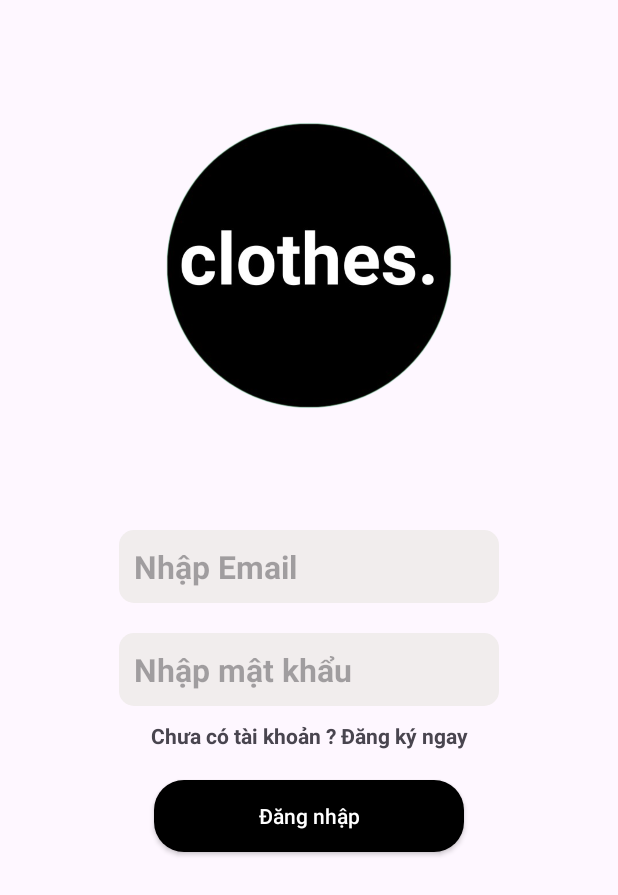
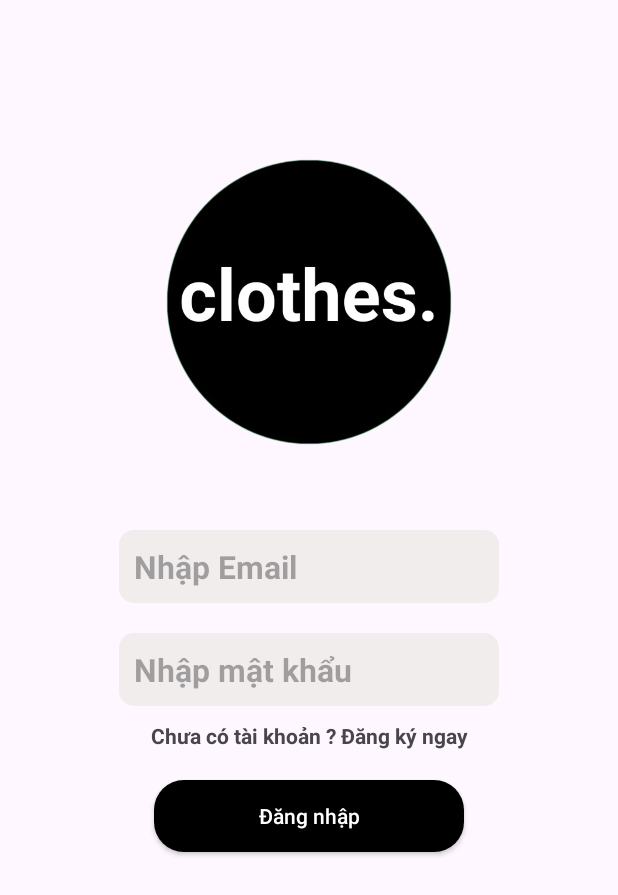
Before and after one commit to thanhhuydoan2002/Clothes_Store, an Android app: the screen it shows after launch (MainActivity), on a phone screen of 412 x 824 dp. Shown: the top 895 px of the screen. Run offline under Robolectric (Android 15) with nearby library versions, the phone set to English and light mode, and no system bars; our stand-ins replace Firebase (no records; nobody signed in at launch, a user with empty details on screens opened directly), navigation-ui.

Commit message:
UI edited

```diff
--- a/app/src/main/java/com/example/tools_store_app/rvadapters/CartAdapter.kt
+++ b/app/src/main/java/com/example/tools_store_app/rvadapters/CartAdapter.kt
@@ -43,7 +43,7 @@ class CartAdapter(
 
 
         holder.binding.tvCartProductName.text = currentItem.name
-        holder.binding.tvCartProductPrice.text = "${currentItem.price}VND"
+        holder.binding.tvCartProductPrice.text = "${currentItem.price} VND"
         holder.binding.tvCartItemCount.text = currentItem.quantity.toString()
         holder.binding.tvCartProductSize.text = currentItem.size
 
--- a/app/src/main/res/layout/cart_fragment.xml
+++ b/app/src/main/res/layout/cart_fragment.xml
@@ -93,6 +93,7 @@
                 />
 
             <TextView
+                android:id="@+id/tvShippingPrice"
                 android:layout_width="wrap_content"
                 android:layout_height="wrap_content"
                 android:text="VND"
--- a/app/src/main/res/layout/login_fragment.xml
+++ b/app/src/main/res/layout/login_fragment.xml
@@ -7,14 +7,14 @@
 
 
     <ImageView
-        android:id="@+id/logo"
+        android:id="@+id/logoL"
         android:layout_width="wrap_content"
         android:layout_height="wrap_content"
         android:scaleType="fitCenter"
         android:src="@drawable/logo"
         android:padding="110dp"
         app:layout_constraintTop_toTopOf="parent"
-        app:layout_constraintBottom_toTopOf="@id/etEmailLogin"
+        app:layout_constraintBottom_toBottomOf="@id/etEmailLogin"
         app:layout_constraintEnd_toEndOf="@id/guideline4"
         app:layout_constraintStart_toStartOf="@id/guideline3" />
 
--- a/app/src/main/res/layout/main_display_item.xml
+++ b/app/src/main/res/layout/main_display_item.xml
@@ -34,6 +34,7 @@
         android:layout_width="wrap_content"
         android:layout_height="wrap_content"
         android:text="Tên sản phẩm"
+        android:textSize="16sp"
         app:layout_constraintStart_toStartOf="@id/ivTeeDisplayItem"
         app:layout_constraintTop_toBottomOf="@id/ivTeeDisplayItem"
         />
@@ -44,6 +45,7 @@
         style="@style/TextAppearance.MaterialComponents.Subtitle2"
         android:layout_width="wrap_content"
         android:layout_height="wrap_content"
+        android:textStyle="bold"
         app:layout_constraintStart_toStartOf="@id/tvNameTeeDisplayItem"
         app:layout_constraintTop_toBottomOf="@id/tvNameTeeDisplayItem"
         android:text="10000" />
--- a/app/src/main/res/layout/register_fragment.xml
+++ b/app/src/main/res/layout/register_fragment.xml
@@ -7,14 +7,14 @@
     android:layout_height="match_parent">
 
     <ImageView
-        android:id="@+id/logo"
+        android:id="@+id/logoR"
         android:layout_width="wrap_content"
         android:layout_height="wrap_content"
         android:scaleType="fitCenter"
         android:src="@drawable/logo"
         android:padding="110dp"
         app:layout_constraintTop_toTopOf="parent"
-        app:layout_constraintBottom_toTopOf="@id/etNameRegister"
+        app:layout_constraintBottom_toBottomOf="@id/etNameRegister"
         app:layout_constraintEnd_toEndOf="@id/guideline4"
         app:layout_constraintStart_toStartOf="@id/guideline3" />
 
```
Also changed, not shown: app/src/main/java/com/example/tools_store_app/CartFragment.kt (+13 -2 lines).
